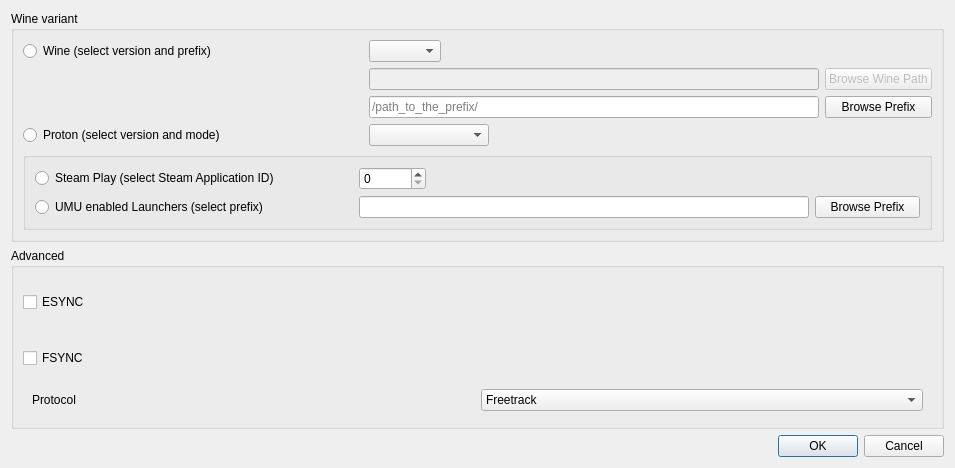
Before: the Qt Designer form proto-wine/ftnoir_winecontrols.ui in opentrack/opentrack, drawn with Qt 5.
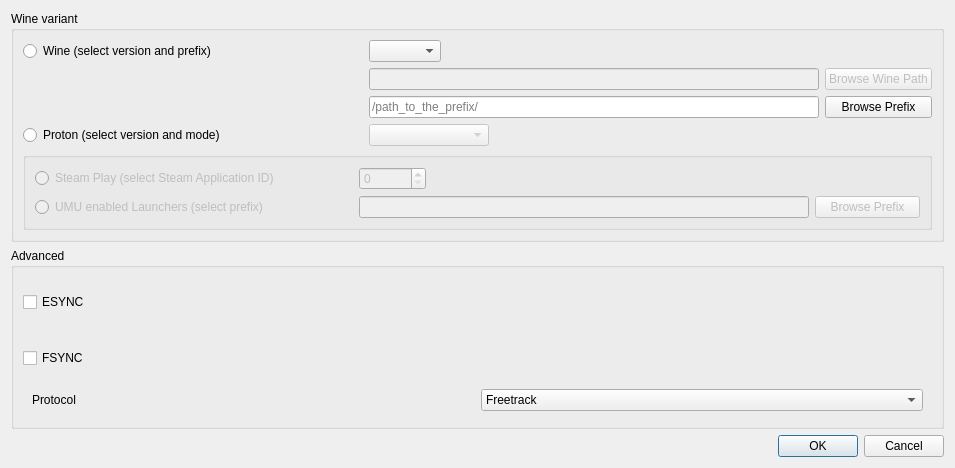
After: the same form once the commit is applied. Icons and pictures are not drawn.

Commit message: implemented logic to disable irrelevant ui components

Diff of the .ui file:
```diff
--- a/proto-wine/ftnoir_winecontrols.ui
+++ b/proto-wine/ftnoir_winecontrols.ui
@@ -120,6 +120,9 @@
       </item>
       <item row="3" column="1">
        <widget class="QComboBox" name="proton_version">
+        <property name="enabled">
+         <bool>false</bool>
+        </property>
         <property name="sizePolicy">
          <sizepolicy hsizetype="Maximum" vsizetype="Preferred">
           <horstretch>0</horstretch>
@@ -174,7 +177,10 @@
        </widget>
       </item>
       <item row="4" column="0" colspan="2">
-       <widget class="QGroupBox" name="verticalGroupBox_3">
+       <widget class="QGroupBox" name="proton_subgroup">
+        <property name="enabled">
+         <bool>false</bool>
+        </property>
         <layout class="QGridLayout" name="gridLayout">
          <item row="0" column="1">
           <widget class="QSpinBox" name="proton_appid">
```
Left out of the diff: 4 changed lines with no effect on the pictures. The commit also changes 2 other files.
